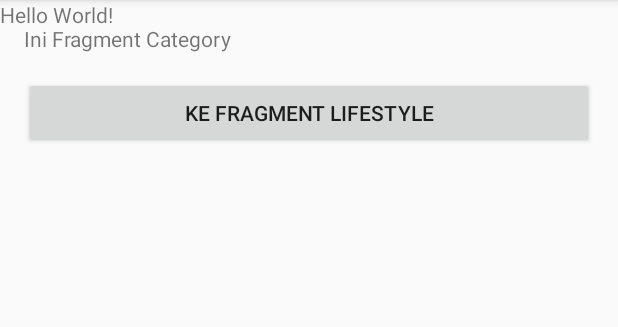
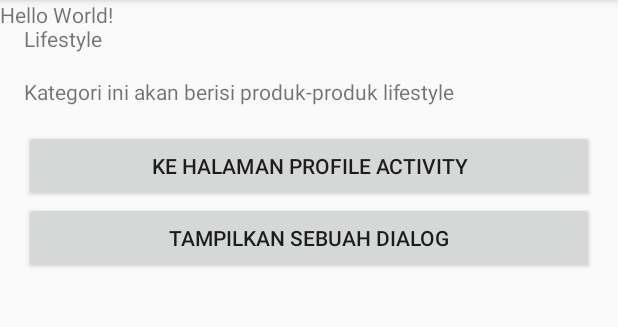
Before and after one commit to boyranger/Android-Develover-SingleFighter, an Android app: the fragment CategoryFragment placed in its activity, after a tap on "KE FRAGMENT LIFESTYLE", on a phone screen of 412 x 824 dp, the part 84-411 px from its top. Run offline under Robolectric (Android 15) with nearby library versions, the phone set to English and light mode, and no system bars.

Commit message:
DetailCategoryFragment
menambahkan detail category pada fragment

```diff
--- a/BFAA/MyFragment/app/src/main/java/com/firdausdev/singlefighter/bfaa/myfragment/CategoryFragment.java
+++ b/BFAA/MyFragment/app/src/main/java/com/firdausdev/singlefighter/bfaa/myfragment/CategoryFragment.java
@@ -5,6 +5,7 @@ import android.os.Bundle;
 import androidx.annotation.NonNull;
 import androidx.annotation.Nullable;
 import androidx.fragment.app.Fragment;
+import androidx.fragment.app.FragmentManager;
 
 import android.view.LayoutInflater;
 import android.view.View;
@@ -39,7 +40,23 @@ public class CategoryFragment extends Fragment implements View.OnClickListener{
     @Override
     public void onClick(View v) {
         if (v.getId()==R.id.btn_detail_category){
+            DetailCategoryFragment mDetailCategoryFragment = new DetailCategoryFragment();
 
+            Bundle mBundle = new Bundle();
+            mBundle.putString(DetailCategoryFragment.EXTRA_NAME, "Lifestyle");
+            String description = "Kategori ini akan berisi produk-produk lifestyle";
+
+            mDetailCategoryFragment.setArguments(mBundle);
+            mDetailCategoryFragment.setDesc(description);
+
+            FragmentManager mFragmentManager = getFragmentManager();
+            if (mFragmentManager != null){
+                mFragmentManager
+                        .beginTransaction()
+                        .replace(R.id.frame_container, mDetailCategoryFragment, DetailCategoryFragment.class.getSimpleName())
+                        .addToBackStack(null)
+                        .commit();
+            }
         }
 
     }
--- a/BFAA/MyFragment/app/src/main/java/com/firdausdev/singlefighter/bfaa/myfragment/DetailCategoryFragment.java
+++ b/BFAA/MyFragment/app/src/main/java/com/firdausdev/singlefighter/bfaa/myfragment/DetailCategoryFragment.java
@@ -2,17 +2,46 @@ package com.firdausdev.singlefighter.bfaa.myfragment;
 
 import android.os.Bundle;
 
+import androidx.annotation.NonNull;
+import androidx.annotation.Nullable;
 import androidx.fragment.app.Fragment;
 
 import android.view.LayoutInflater;
 import android.view.View;
 import android.view.ViewGroup;
+import android.widget.Button;
+import android.widget.TextView;
 
 
 /**
  * A simple {@link Fragment} subclass.
  */
-public class DetailCategoryFragment extends Fragment {
+public class DetailCategoryFragment extends Fragment implements View.OnClickListener {
+    TextView tvCategoryName, tvCategoryDesc;
+    Button btnProfile, btnShowDialog;
+
+    public static String EXTRA_NAME = "extra_name";
+    public static String EXTRA_DESC = "extra_desc";
+    public String desc;
+
+    public String getDesc() {
+        return desc;
+    }
+
+    public void setDesc(String desc) {
+        this.desc = desc;
+    }
+
+    @Override
+    public void onViewCreated(@NonNull View view, @Nullable Bundle savedInstanceState) {
+        super.onViewCreated(view, savedInstanceState);
+
+        tvCategoryName=view.findViewById(R.id.tv_category_name);
+        tvCategoryDesc=view.findViewById(R.id.tv_category_desc);
+        btnProfile=view.findViewById(R.id.btn_profile);
+        btnShowDialog=view.findViewById(R.id.btn_show_dialog);
+        btnShowDialog.setOnClickListener(this);
+    }
 
     public DetailCategoryFragment() {
         // Required empty public constructor
@@ -25,4 +54,22 @@ public class DetailCategoryFragment extends Fragment {
         // Inflate the layout for this fragment
         return inflater.inflate(R.layout.fragment_detail_category, container, false);
     }
+
+    @Override
+    public void onActivityCreated(@Nullable Bundle savedInstanceState) {
+        super.onActivityCreated(savedInstanceState);
+        String categoryName = getArguments().getString(EXTRA_NAME);
+        tvCategoryName.setText(categoryName);
+        tvCategoryDesc.setText(getDesc());
+    }
+
+    @Override
+    public void onClick(View v) {
+        switch (v.getId()){
+            case R.id.btn_profile:
+                break;
+            case R.id.btn_show_dialog:
+                break;
+        }
+    }
 }
```
